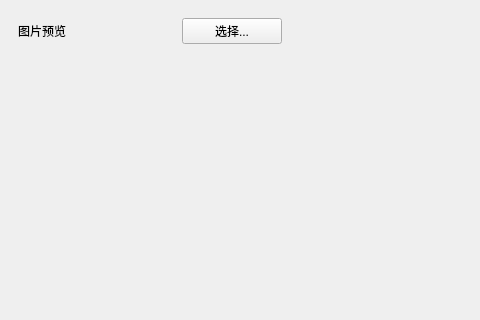
Before: the Qt Designer form resource/ui/HomePage.ui in MidnightCrowing/ImageColorVisualization, drawn with Qt 5; both pictures show x 0 to 480 and y 0 to 320 of the 806 by 579 pixel window.
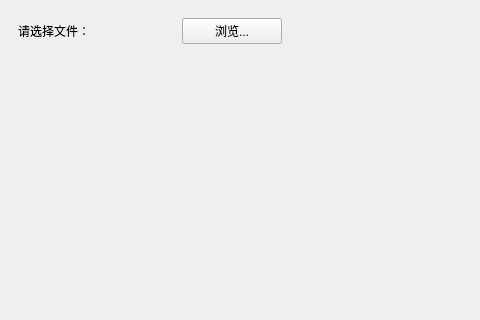
After: the same form once the commit is applied. Custom widgets are drawn as their Qt base class.

Commit message: feat: finish home page

Patch:
```diff
--- a/resource/ui/HomePage.ui
+++ b/resource/ui/HomePage.ui
@@ -37,6 +37,12 @@
        <verstretch>0</verstretch>
       </sizepolicy>
      </property>
+     <property name="minimumSize">
+      <size>
+       <width>300</width>
+       <height>0</height>
+      </size>
+     </property>
      <property name="maximumSize">
       <size>
        <width>300</width>
@@ -65,7 +71,7 @@
          <item>
           <widget class="StrongBodyLabel" name="label">
            <property name="text">
-            <string>图片预览</string>
+            <string>请选择文件：</string>
            </property>
           </widget>
          </item>
@@ -78,7 +84,7 @@
             </size>
            </property>
            <property name="text">
-            <string>选择...</string>
+            <string>浏览...</string>
            </property>
           </widget>
          </item>
```
Left out of the diff: 6 changed lines with no effect on the pictures. The commit also changes 25 other files.
